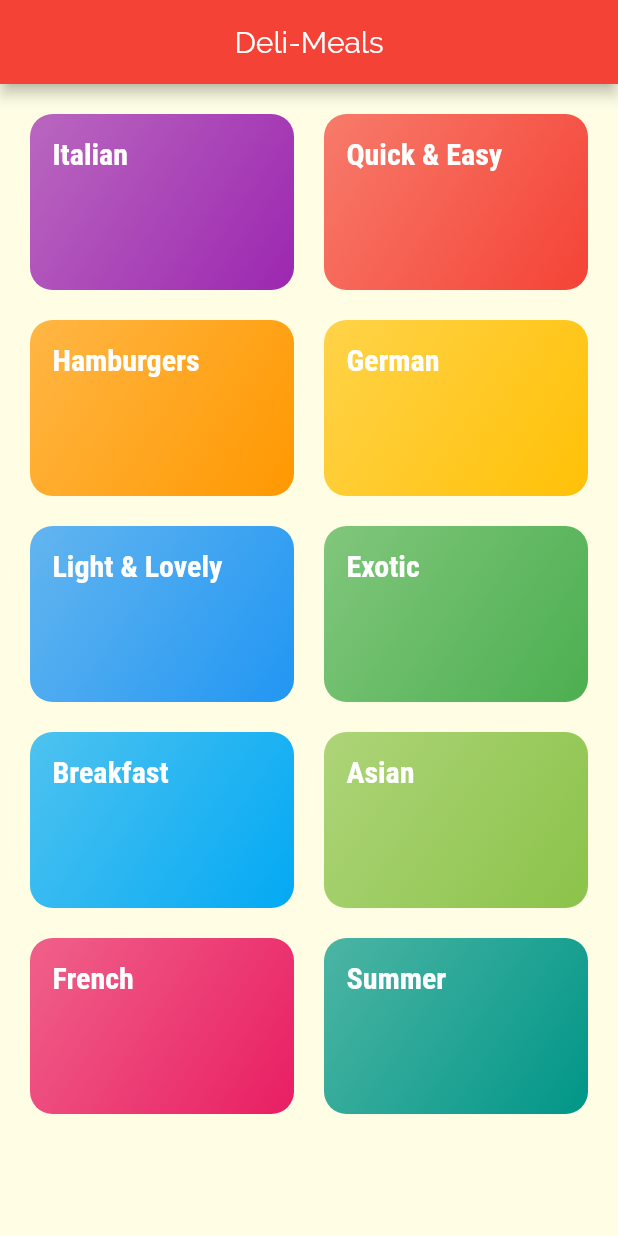
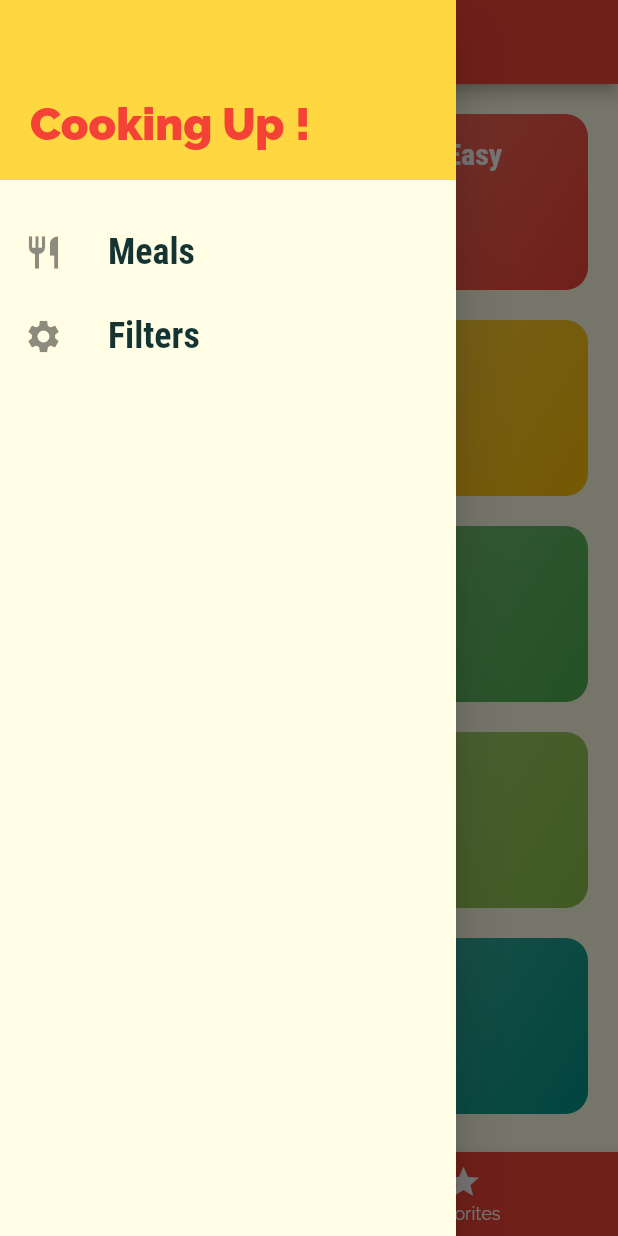
Before and after one commit to Cypherdious89/Meals-App, a Flutter app: the screen it shows after launch, with the side drawer open (before the commit the screen has no drawer), on a phone screen of 412 x 824 dp. Run offline on Flutter 3.47's test engine with Material 2 defaults, Android fonts, the phone set to English and light mode, and no system bars.

Commit message:
Added navigation bar and drawer

```diff
--- a/lib/main.dart
+++ b/lib/main.dart
@@ -1,21 +1,26 @@
 import 'package:flutter/material.dart';
+
+import './screens/tabs_screen.dart';
 import './screens/category_meals_screen.dart';
 import './screens/categories_screen.dart';
 import './screens/meal_detail_screen.dart';
+import './screens/filters_screen.dart';
 
 void main() {
   runApp(MyApp());
 }
 
 class MyApp extends StatelessWidget {
+
   @override
   Widget build(BuildContext context) {
     return MaterialApp(
+      debugShowCheckedModeBanner: false,
       title: 'Food App',
       theme: ThemeData(
           primarySwatch: Colors.red,
           accentColor: Colors.amberAccent,
-          errorColor: Colors.red[800],
+          errorColor: Colors.red[600],
           canvasColor: Color.fromRGBO(255, 254, 229, 1),
           fontFamily: 'Raleway',
           textTheme: ThemeData.light().textTheme.copyWith(
@@ -27,16 +32,17 @@ class MyApp extends StatelessWidget {
                     color: Colors.white,
                     fontWeight: FontWeight.bold),
                 headline5: TextStyle(
-                    fontSize: 18,
+                    fontSize: 22,
                     fontFamily: 'Roboto',
-                    color: Colors.white,
+                    color: Colors.black,
                     fontWeight: FontWeight.bold),
               )),
       initialRoute: '/', // default is '/'
       routes: {
-        '/': (ctx) => CategoriesScreen(),
+        '/': (ctx) => TabsScreen(),
         CategoryMealsScreen.routeName: (ctx) => CategoryMealsScreen(),
         MealsDetailScreen.routeName: (ctx) => MealsDetailScreen(),
+        FiltersScreen.routeName: (ctx) => FiltersScreen(),
       },
       onGenerateRoute: (settings) {
         print(settings.arguments);
--- a/lib/screens/categories_screen.dart
+++ b/lib/screens/categories_screen.dart
@@ -5,21 +5,16 @@ import '../widgets/category_item.dart';
 class CategoriesScreen extends StatelessWidget {
   @override
   Widget build(BuildContext context) {
-    return Scaffold(
-      appBar: AppBar(
-        title: const Text('Deli-Meals'),
-        centerTitle: true,
-      ),
-      body: GridView(
+    return GridView(
         padding: const EdgeInsets.all(20),
         children: DUMMY_CATEGORIES
-              .map((catData) => CategoryItem(catData.id, catData.title, catData.color))
+            .map((catData) =>
+                CategoryItem(catData.id, catData.title, catData.color))
             .toList(),
         gridDelegate: SliverGridDelegateWithMaxCrossAxisExtent(
             maxCrossAxisExtent: 200,
             crossAxisSpacing: 20,
             mainAxisSpacing: 20,
-              childAspectRatio: 3 / 2)),
-    );
+            childAspectRatio: 3 / 2));
   }
 }
--- /dev/null
+++ b/lib/screens/tabs_screen.dart
@@ -0,0 +1,50 @@
+import 'package:flutter/material.dart';
+import './categories_screen.dart';
+import './favorites_screen.dart';
+import '../widgets/main_drawer.dart';
+
+class TabsScreen extends StatefulWidget {
+  @override
+  _TabsScreenState createState() => _TabsScreenState();
+}
+
+class _TabsScreenState extends State<TabsScreen> {
+  final List<Map<String, dynamic>> _pages = [
+    {'page': CategoriesScreen(), 'title': 'Deli-Meals'},
+    {'page': FavoritesScreen(), 'title': 'Your Favorites'}
+  ];
+  int _selectPageIndex = 0;
+
+  void _selectPage(int index) {
+    setState(() {
+      _selectPageIndex = index;
+    });
+  }
+
+  @override
+  Widget build(BuildContext context) {
+    return DefaultTabController(
+        length: 2,
+        child: Scaffold(
+          appBar: AppBar(
+            centerTitle: true,
+            title: Text(_pages[_selectPageIndex]['title']),
+          ),
+          drawer: MainDrawer(),
+          body: _pages[_selectPageIndex]['page'],
+          bottomNavigationBar: BottomNavigationBar(
+            onTap: _selectPage,
+            backgroundColor: Theme.of(context).primaryColor,
+            unselectedItemColor: Colors.white,
+            selectedItemColor: Theme.of(context).accentColor,
+            currentIndex: _selectPageIndex,
+            items: [
+              BottomNavigationBarItem(
+                  icon: Icon(Icons.category), label: 'Categories'),
+              BottomNavigationBarItem(
+                  icon: Icon(Icons.star), label: 'Favorites'),
+            ],
+          ),
+        ));
+  }
+}
--- /dev/null
+++ b/lib/widgets/main_drawer.dart
@@ -0,0 +1,46 @@
+import 'package:flutter/material.dart';
+import '../screens/filters_screen.dart';
+
+class MainDrawer extends StatelessWidget {
+  Widget buildListTile(String title, IconData icon, Function tapHandler) {
+    return ListTile(
+        leading: Icon(icon, size: 26),
+        title: Text(title,
+            style: TextStyle(
+                fontFamily: 'Roboto',
+                fontWeight: FontWeight.bold,
+                fontSize: 24)),
+        onTap: () => {tapHandler()});
+  }
+
+  @override
+  Widget build(BuildContext context) {
+    return Drawer(
+      child: Column(
+        children: <Widget>[
+          Container(
+            height: 120,
+            width: double.infinity,
+            padding: EdgeInsets.all(20),
+            alignment: Alignment.bottomLeft,
+            color: Theme.of(context).accentColor,
+            child: Text(
+              'Cooking Up !',
+              style: TextStyle(
+                  color: Theme.of(context).primaryColor,
+                  fontSize: 30,
+                  fontWeight: FontWeight.w900),
+            ),
+          ),
+          SizedBox(height: 20),
+          buildListTile('Meals', Icons.restaurant, () {
+            Navigator.of(context).pushReplacementNamed('/');
+          }),
+          buildListTile('Filters', Icons.settings, () {
+            Navigator.of(context).pushReplacementNamed(FiltersScreen.routeName);
+          })
+        ],
+      ),
+    );
+  }
+}
```
Also changed, not shown: lib/screens/category_meals_screen.dart (+46 -21 lines), lib/screens/favorites_screen.dart (added, +12 -0 lines), lib/screens/filters_screen.dart (added, +92 -0 lines), lib/screens/meal_detail_screen.dart (+17 -10 lines), lib/widgets/meal_item.dart (+13 -2 lines). Lines whose indentation alone changed are shown as unchanged.
